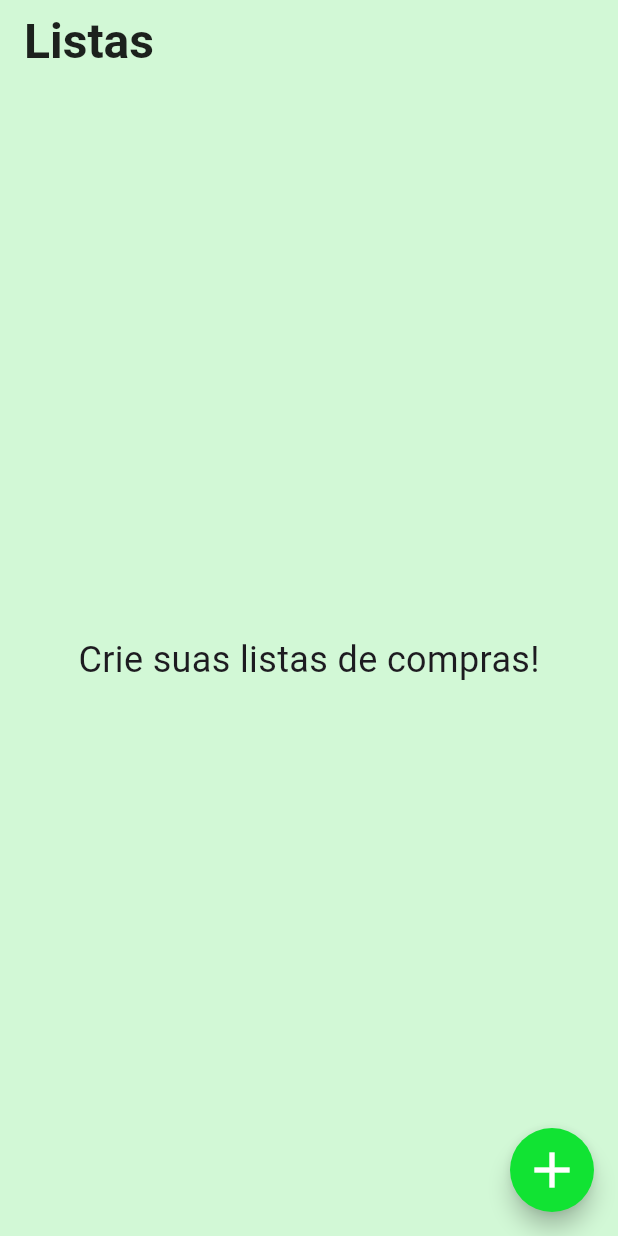
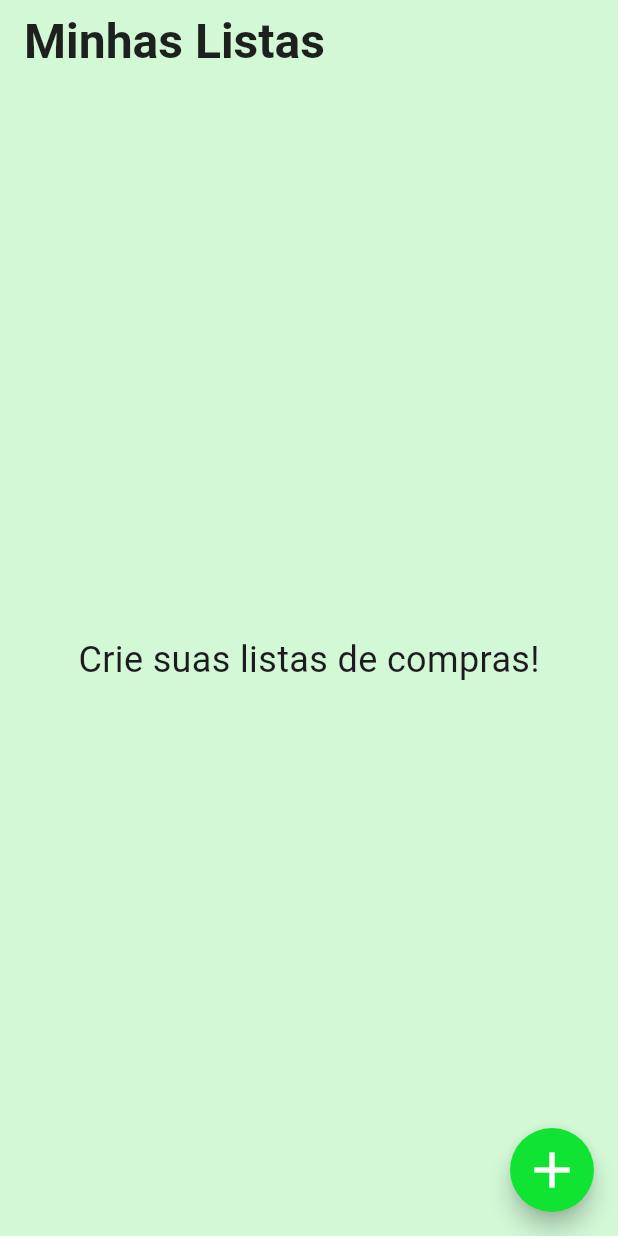
Before and after one commit to gabrielarappel/AppListaDeCompras, a Flutter app: the screen it shows after launch, on a phone screen of 412 x 824 dp. Run offline on Flutter 3.47's test engine with Material 3 defaults, Android fonts, the phone set to English and light mode, and no system bars; our stand-ins replace shared_preferences.

Commit message:
Fontes adicionadas!

```diff
--- a/lib/app/app.dart
+++ b/lib/app/app.dart
@@ -7,9 +7,20 @@ class MyApp extends StatelessWidget {
   @override
   Widget build(BuildContext context) {
     return MaterialApp(
-        debugShowCheckedModeBanner: false,
-        title: 'Lista de compras',
-        theme: ThemeData.light(),
-        home: MainListView());
+      debugShowCheckedModeBanner: false,
+      title: 'Lista de compras',
+      theme: ThemeData(
+        // Configurando a fonte Roboto como a fonte padrão do aplicativo
+        fontFamily: 'Roboto',
+        // Você pode adicionar mais customizações de tema aqui se necessário
+        // Por exemplo, para definir um esquema de cores:
+        // primarySwatch: Colors.blue,
+      ),
+      home: MainListView(),
+    );
   }
 }
+
+void main() {
+  runApp(const MyApp());
+}
--- a/lib/app/features/main_list.dart
+++ b/lib/app/features/main_list.dart
@@ -1,7 +1,7 @@
 import 'package:flutter/material.dart';
 import 'package:shared_preferences/shared_preferences.dart';
 import 'items_list.dart';
-import 'add_list_dialog.dart'; // Import the dialog
+import 'widgets/add_list_dialog.dart'; // Import the dialog
 
 class MainListView extends StatefulWidget {
   const MainListView({super.key});
@@ -87,9 +87,9 @@ class _MainListViewState extends State<MainListView> {
       backgroundColor: const Color(0xFFD2F8D6),
       appBar: AppBar(
         title: const Text(
-          "Listas",
+          "Minhas Listas",
           style: TextStyle(
-              color: Colors.black87, fontWeight: FontWeight.bold, fontSize: 32),
+              color: Colors.black87, fontWeight: FontWeight.bold, fontSize: 32,),
         ),
         backgroundColor: const Color(0xffD2F8D6),
       ),
```
Also changed, not shown: pubspec.yaml (+13 -16 lines), assets/fonts/Roboto-Bold.ttf (added), assets/fonts/Roboto-BoldItalic.ttf (added), assets/fonts/Roboto-Italic.ttf (added), assets/fonts/Roboto-Regular.ttf (added), lib/app/features/widgets/add_list_dialog.dart (renamed from lib/app/features/add_list_dialog.dart).
